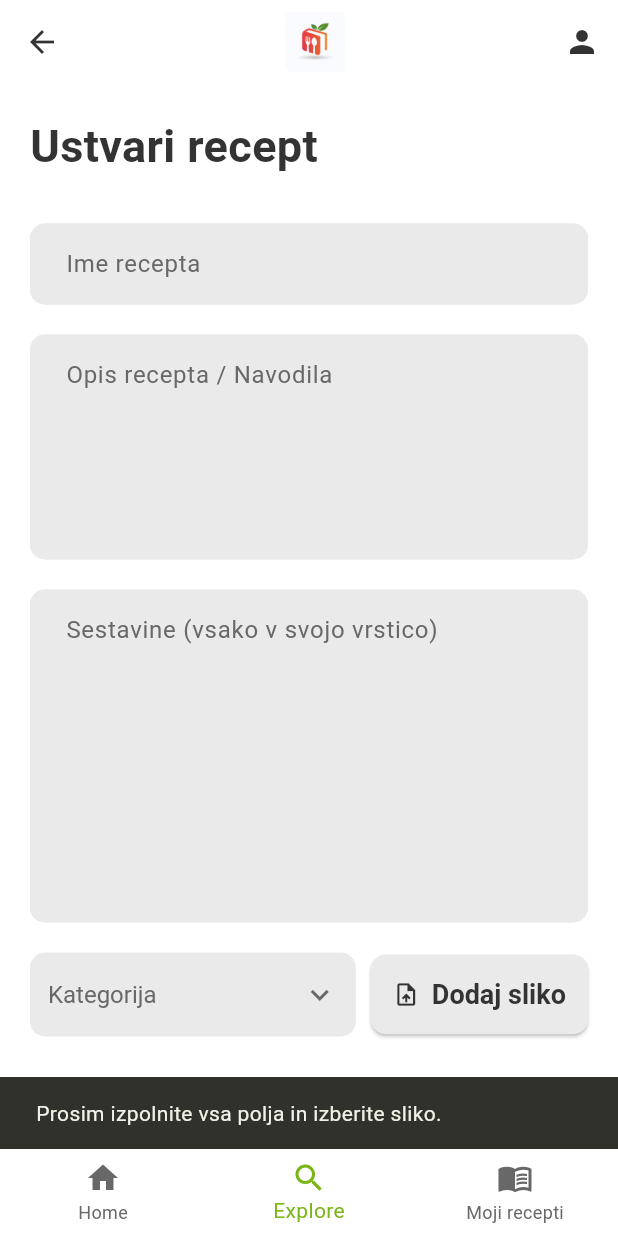
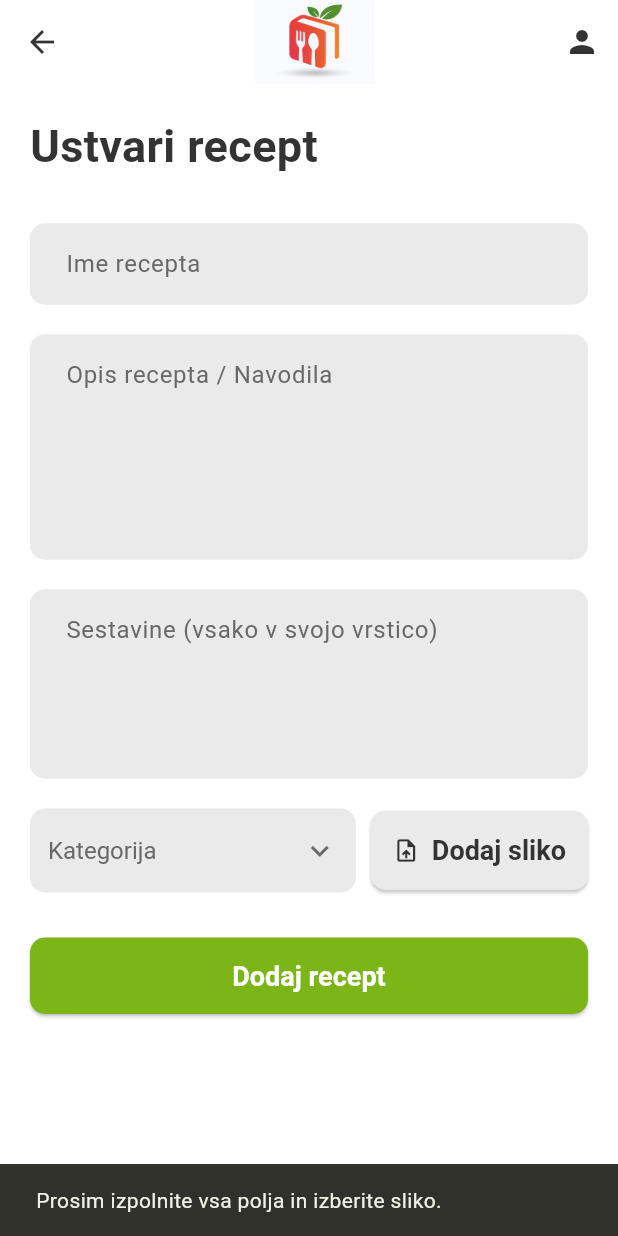
Before and after one commit to BenjaminJeran/dish_dash, a Flutter app: the CreateRecipeScreen screen opened directly, after a tap on "Dodaj recept", on a phone screen of 412 x 824 dp. Run offline on Flutter 3.47's test engine with Material 3 defaults, Android fonts, the phone set to English and light mode, and no system bars; our stand-ins replace image_picker.

Commit message:
Fix navigacije v create recipe, popravljen padding stile elevetad gumbov

```diff
--- a/lib/main.dart
+++ b/lib/main.dart
@@ -1,4 +1,3 @@
-import 'package:dish_dash/pages/recipes/create_recipe_screen.dart';
 import 'package:flutter/material.dart';
 import 'package:dish_dash/pages/auth/login_screen.dart';
 import 'package:dish_dash/colors/app_colors.dart';
@@ -91,6 +90,7 @@ class MyApp extends StatelessWidget {
             ),
             padding: const EdgeInsets.symmetric(
               vertical: 15,
+              horizontal: 20,
             ), // Consistent button padding
             textStyle: const TextStyle(
               fontSize: 18,
--- a/lib/pages/recipes/create_recipe_screen.dart
+++ b/lib/pages/recipes/create_recipe_screen.dart
@@ -155,12 +155,7 @@ class _CreateRecipeScreenState extends State<CreateRecipeScreen> {
             Navigator.pop(context); // Go back to the previous screen
           },
         ),
-        title: Center(
-          child: Image.asset(
-            'assets/logo.png', // Replace with your actual logo asset path
-            height: 40, // Adjust height as needed based on your logo size
-          ),
-        ),
+        title: Center(child: Image.asset('assets/logo.png', height: 80)),
         actions: [
           IconButton(
             icon: const Icon(Icons.person),
@@ -219,7 +214,7 @@ class _CreateRecipeScreenState extends State<CreateRecipeScreen> {
                   'Sestavine (vsako v svojo vrstico)', // "Ingredients (each on its own line)"
               keyboardType: TextInputType.multiline,
               maxLines: null,
-              minLines: 8, // Adjust min lines for ingredients
+              minLines: 4, // Adjust min lines for ingredients
             ),
             const SizedBox(height: 20),
 
@@ -321,86 +316,35 @@ class _CreateRecipeScreenState extends State<CreateRecipeScreen> {
             const SizedBox(height: 30),
 
             // "Add Recipe" Button
-            Container(
-              width: double.infinity, // Full width button
-              height: 50, // Fixed height for the button
-              decoration: BoxDecoration(
-                borderRadius: BorderRadius.circular(10),
-                gradient: const LinearGradient(
-                  // Gradient background for the button
-                  colors: [
-                    AppColors.lime, // Lighter green
-                    AppColors.leafGreen, // Darker green
-                  ],
-                  begin: Alignment.centerLeft,
-                  end: Alignment.centerRight,
-                ),
-              ),
-              child: ElevatedButton(
+            ElevatedButton(
               onPressed: _addRecipe,
               style: ElevatedButton.styleFrom(
-                  backgroundColor:
-                      Colors
-                          .transparent, // Make button transparent to show gradient
-                  shadowColor: Colors.transparent, // No shadow
+                // Remove backgroundColor: Colors.transparent
+                // Remove shadowColor: Colors.transparent
+                // Remove padding: EdgeInsets.zero
+                // The theme will handle these now!
+                minimumSize: const Size(
+                  double.infinity,
+                  50,
+                ), // Ensures full width and fixed height
                 shape: RoundedRectangleBorder(
                   borderRadius: BorderRadius.circular(10),
                 ),
-                  padding: EdgeInsets.zero, // Remove default padding
               ),
               child: const Text(
-                  'Dodaj recept', // "Add recipe" in Slovenian
+                'Dodaj recept',
                 style: TextStyle(
-                    color: AppColors.white,
+                  color:
+                      AppColors
+                          .white, // Keep text color white if that's your design
                   fontSize: 18,
                   fontWeight: FontWeight.bold,
-                  ),
                 ),
               ),
             ),
           ],
         ),
       ),
-      // --- Bottom Navigation Bar ---
-      bottomNavigationBar: BottomNavigationBar(
-        currentIndex:
-            1, // You'll need to set this dynamically based on the current screen
-        onTap: (index) {
-          // TODO: Implement navigation logic for bottom bar items
-          // This should navigate to your main screens (Home, Explore, Recipes List)
-          // Use Navigator.pushReplacementNamed to replace the current screen,
-          // or Navigator.pop() and then Navigator.pushNamed if you want to pop
-          // this screen off the stack first.
-          print('Bottom nav item tapped: $index');
-          if (index == 0) {
-            // Navigator.pushReplacementNamed(context, '/home');
-          } else if (index == 1) {
-            // This might be the 'Add Recipe' screen itself, or 'Explore'
-            // If it's this screen, you don't need to navigate.
-            // If it's 'Explore', then:
-            // Navigator.pushReplacementNamed(context, '/explore');
-          } else if (index == 2) {
-            // Navigator.pushReplacementNamed(context, '/recipes_list');
-          }
-        },
-        selectedItemColor: AppColors.leafGreen, // Your primary green color
-        unselectedItemColor: AppColors.dimGray,
-        backgroundColor:
-            AppColors.white, // Assuming a white background for the nav bar
-        items: const [
-          BottomNavigationBarItem(icon: Icon(Icons.home), label: 'Home'),
-          BottomNavigationBarItem(
-            icon: Icon(
-              Icons.search,
-            ), // Changed from Restaurant to Search based on typical social media pattern
-            label: 'Explore',
-          ),
-          BottomNavigationBarItem(
-            icon: Icon(Icons.menu_book), // More recipe-specific icon
-            label: 'Moji recepti', // My Recipes
-          ),
-        ],
-      ),
     );
   }
 }
```
Lines whose indentation alone changed are shown as unchanged.
